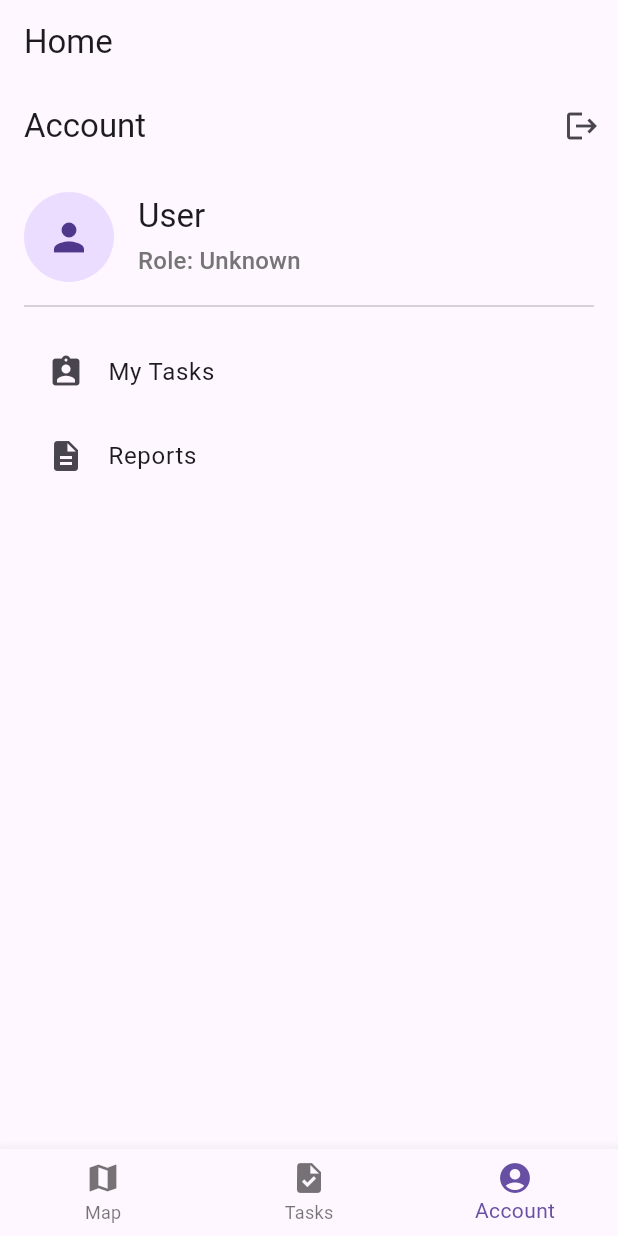
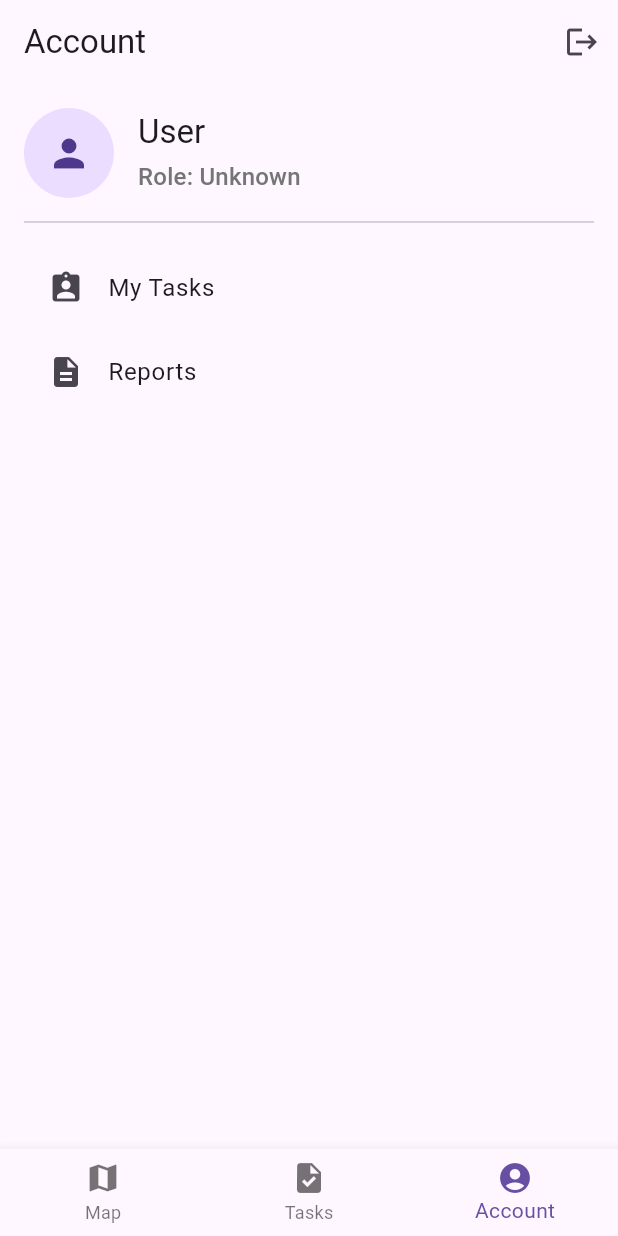
Before and after one commit to Unaiigartua/who_location_app, a Flutter app: the HomeScreen screen opened by its route, swiped to page 3, on a phone screen of 412 x 824 dp. Run offline on Flutter 3.47's test engine with Material 3 defaults, Android fonts, the light colour scheme and no system bars; our stand-ins replace dio, flutter_map, flutter_secure_storage, geolocator, go_router, latlong2 and 2 more; accounts and stored records are empty; network calls fail.

Commit message:
Improve UI consistency and functionality: - Remove duplicate 'Home' title from home screen - Add dynamic task list title based on user role - Improve code formatting and readability

```diff
--- a/lib/screens/home/home_screen.dart
+++ b/lib/screens/home/home_screen.dart
@@ -4,7 +4,6 @@ import 'package:who_location_app/providers/auth_provider.dart';
 import 'package:who_location_app/screens/home/map_tab.dart';
 import 'package:who_location_app/screens/home/tasks_tab.dart';
 import 'package:who_location_app/screens/home/profile_tab.dart';
-import 'package:go_router/go_router.dart';
 import 'package:who_location_app/services/websocket_service.dart';
 import 'package:who_location_app/utils/token_storage.dart';
 
@@ -40,7 +39,8 @@ class _HomeScreenState extends State<HomeScreen> {
         onNotificationReceived: (data) {
           // Get the current user ID through AuthProvider
           final currentUserId = context.read<AuthProvider>().user?.id;
-          if (currentUserId != null && (data['notification']['users'] as List).contains(currentUserId)) {
+          if (currentUserId != null &&
+              (data['notification']['users'] as List).contains(currentUserId)) {
             if (mounted) {
               showDialog(
                 context: context,
@@ -86,9 +86,6 @@ class _HomeScreenState extends State<HomeScreen> {
   @override
   Widget build(BuildContext context) {
     return Scaffold(
-      appBar: AppBar(
-        title: const Text('Home'),
-      ),
       body: SafeArea(
         child: PageView(
           controller: _pageController,
--- a/lib/screens/report_screen.dart
+++ b/lib/screens/report_screen.dart
@@ -228,7 +228,6 @@ class _ReportScreenState extends State<ReportScreen> {
         centerTitle: true,
         title: const Text(
           "Reports",
-          style: TextStyle(fontWeight: FontWeight.bold, fontSize: 20),
         ),
         actions: [
           IconButton(
```
Also changed, not shown: lib/screens/home/task_history_screen.dart (+11 -3 lines).
